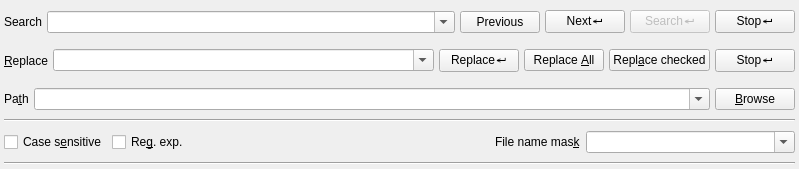
andreikop/enki, file enki/plugins/searchreplace/SearchWidget.ui: the form before one commit.
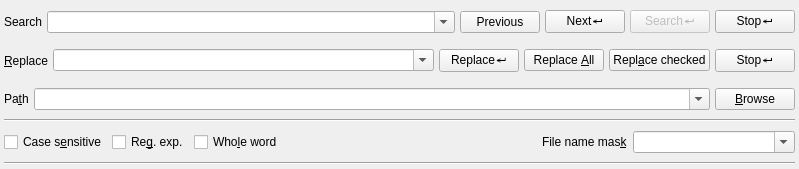
The form after the commit. Icons and pictures are not drawn.

Commit message: Search: whole word mode

Diff of the .ui file:
```diff
--- a/enki/plugins/searchreplace/SearchWidget.ui
+++ b/enki/plugins/searchreplace/SearchWidget.ui
@@ -336,6 +336,16 @@
         </property>
        </widget>
       </item>
+      <item>
+       <widget class="QCheckBox" name="cbWholeWord">
+        <property name="focusPolicy">
+         <enum>Qt::NoFocus</enum>
+        </property>
+        <property name="text">
+         <string>Who&amp;le word</string>
+        </property>
+       </widget>
+      </item>
       <item>
        <spacer name="horizontalSpacer_4">
         <property name="orientation">
```
The commit also changes 2 other files.
